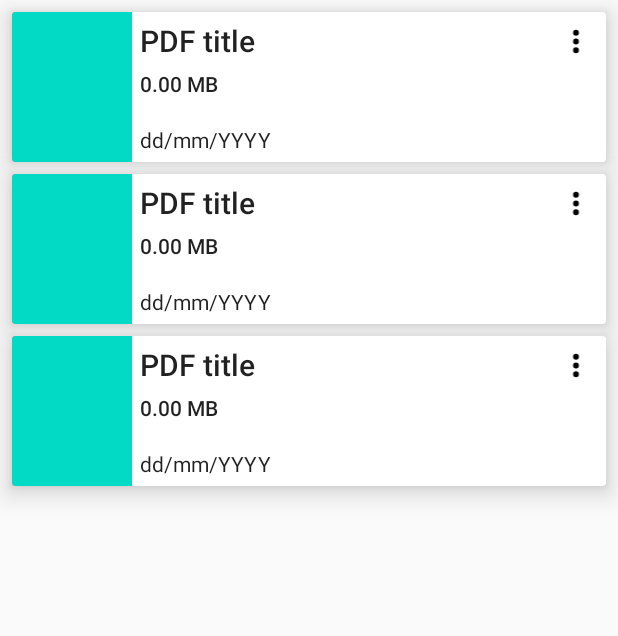
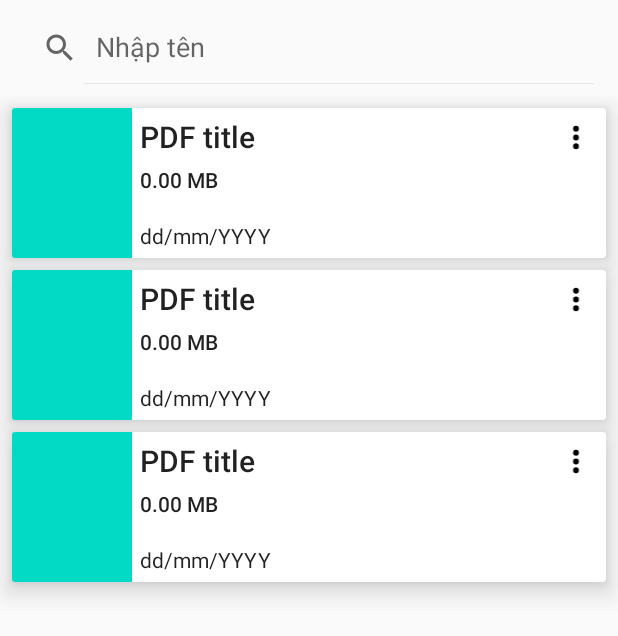
Before and after one commit to xemptsible/pdfViewer-LTDD, an Android app: the layout activity_main.xml on its own in the app's theme, with its tools: preview values and no code run, on a phone screen of 412 x 824 dp. Shown: the top 636 px of the screen. Run offline under Robolectric (Android 15) with nearby library versions, the phone set to English and light mode, and no system bars.

Commit message:
Thêm chức năng tìm kiếm

```diff
--- a/app/src/main/java/com/mt/pdfviewer/Pdf/PdfUtils.java
+++ b/app/src/main/java/com/mt/pdfviewer/Pdf/PdfUtils.java
@@ -11,7 +11,7 @@ import java.io.File;
 import java.util.ArrayList;
 
 public class PdfUtils {
-    public ArrayList<File> layPdfTrongThuMuc(File file) {
+    public static ArrayList<File> layPdfTrongThuMuc(File file) {
 
         ArrayList<File> arrayList = new ArrayList<>();
         File[] files = file.listFiles();
--- a/app/src/main/res/layout/activity_main.xml
+++ b/app/src/main/res/layout/activity_main.xml
@@ -1,11 +1,20 @@
 <?xml version="1.0" encoding="utf-8"?>
 <LinearLayout xmlns:android="http://schemas.android.com/apk/res/android"
-    xmlns:app="http://schemas.android.com/apk/res-auto"
     xmlns:tools="http://schemas.android.com/tools"
     android:layout_width="match_parent"
     android:layout_height="match_parent"
+    xmlns:app="http://schemas.android.com/apk/res-auto"
     android:orientation="vertical"
     tools:context=".MainActivity">
+
+    <androidx.appcompat.widget.SearchView
+        android:id="@+id/searchView"
+        android:layout_width="match_parent"
+        android:layout_height="wrap_content"
+        android:layout_margin="8dp"
+        app:iconifiedByDefault="false"
+        app:queryHint="Nhập tên"/>
+
     <androidx.swiperefreshlayout.widget.SwipeRefreshLayout
         android:id="@+id/swipeContainer"
         android:layout_width="match_parent"
--- a/app/src/main/res/menu/main_layout.xml
+++ b/app/src/main/res/menu/main_layout.xml
@@ -2,12 +2,12 @@
 <menu xmlns:android="http://schemas.android.com/apk/res/android"
     xmlns:app="http://schemas.android.com/apk/res-auto">
 
-    <item
+<!--    <item
         android:layout_width="wrap_content"
         android:layout_height="wrap_content"
         android:title="Search"
         android:icon="@drawable/search"
-        app:showAsAction="always"/>
+        app:showAsAction="always"/>-->
     <item
         android:layout_width="wrap_content"
         android:layout_height="wrap_content"
```
Also changed, not shown: app/src/main/java/com/mt/pdfviewer/MainActivity.java (+55 -31 lines), app/src/main/java/com/mt/pdfviewer/Pdf/PdfAdapter.java (+10 -4 lines).
